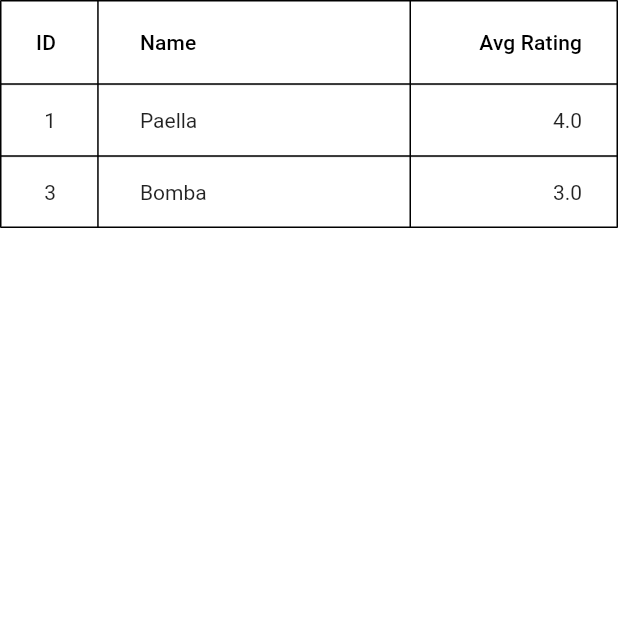
After one commit to Sid-the-Developer/meal_maker, a Flutter app: the RecipeTable screen opened directly, on a phone screen of 412 x 824 dp, the top half of it. The commit adds this screen. Run offline on Flutter 3.47's test engine with Material 2 defaults, Android fonts, the phone set to English and light mode, and no system bars; missing offline and left inert: mysql1.

Commit message:
My Recipe page complete and Dropdown setState fixed

```diff
--- a/lib/centerForm.dart
+++ b/lib/center_form.dart
@@ -26,6 +26,7 @@ class _CenterFormState extends State<CenterForm> {
     return Material(
       child: Center(
         child: Column(
+          mainAxisAlignment: MainAxisAlignment.center,
           children: [
             widget.title != null ? Text(widget.title!, style: const TextStyle(fontSize: 24),) : Container(),
             Form(
--- a/lib/login.dart
+++ b/lib/login.dart
@@ -1,6 +1,6 @@
 import 'package:flutter/material.dart';
 import 'package:meal_planner/new_acct.dart';
-import 'centerForm.dart';
+import 'center_form.dart';
 import 'package:mysql1/mysql1.dart';
 
 import 'overview.dart';
--- a/lib/new_acct.dart
+++ b/lib/new_acct.dart
@@ -3,7 +3,7 @@ import 'package:meal_planner/overview.dart';
 import 'globals.dart';
 import 'package:mysql1/mysql1.dart';
 
-import 'centerForm.dart';
+import 'center_form.dart';
 
 class NewAcctPage extends StatefulWidget {
   const NewAcctPage({Key? key}) : super(key: key);
--- /dev/null
+++ b/lib/recipe_table.dart
@@ -0,0 +1,82 @@
+import 'package:flutter/material.dart';
+import 'package:meal_planner/recipe.dart';
+
+class RecipeTable extends StatefulWidget {
+  const RecipeTable({Key? key, this.recipes = const []}) : super(key: key);
+  final List<Recipe> recipes;
+
+  @override
+  State<StatefulWidget> createState() => RecipeTableState();
+}
+
+class RecipeTableState extends State<RecipeTable> {
+  late List<Recipe> _recipes = widget.recipes;
+  int _sortIndex = 0;
+  bool _sortAsc = true;
+
+  @override
+  Widget build(BuildContext context) {
+    return ConstrainedBox(
+      constraints:
+          BoxConstraints(maxWidth: MediaQuery.of(context).size.width * .3),
+      child: DataTable(
+        showCheckboxColumn: false,
+        sortAscending: _sortAsc,
+        sortColumnIndex: _sortIndex,
+        border: TableBorder.all(),
+        columns: [
+          const DataColumn(
+              label: Center(
+                child: Text(
+                  'ID',
+                  textAlign: TextAlign.center,
+                ),
+              ),
+              numeric: true),
+          DataColumn(
+              label: const Center(child: Text('Name', textAlign: TextAlign.center,)),
+              onSort: (index, asc) {
+                setState(() {
+                  _sortAsc = asc;
+                  _sortIndex = index;
+                  _recipes.sort((a, b) => a.name!.compareTo(b.name!));
+                  if (!asc) {
+                    _recipes = _recipes.reversed.toList();
+                  }
+                });
+              }),
+          DataColumn(
+              label: const Center(child: Text('Avg Rating', textAlign: TextAlign.center,)),
+              numeric: true,
+              onSort: (index, asc) {
+                setState(() {
+                  _sortAsc = asc;
+                  _sortIndex = index;
+                  _recipes.sort((a, b) => a.rating!.compareTo(b.rating!));
+                  if (!asc) {
+                    _recipes = _recipes.reversed.toList();
+                  }
+                });
+              })
+        ],
+        rows: _recipes
+            .map<DataRow>((recipe) => DataRow(
+                    cells: [
+                      DataCell(Text(recipe.id.toString())),
+                      DataCell(Text(recipe.name!)),
+                      DataCell(Text(recipe.rating.toString()))
+                    ],
+                    onSelectChanged: (selected) {
+                      if (selected ?? false) {
+                        Navigator.of(context).push(MaterialPageRoute(
+                            builder: (context) => Scaffold(
+                                  appBar: AppBar(),
+                                  body: recipe,
+                                )));
+                      }
+                    }))
+            .toList(),
+      ),
+    );
+  }
+}
--- a/pubspec.yaml
+++ b/pubspec.yaml
@@ -38,6 +38,7 @@ dependencies:
   google_fonts: ^3.0.1
   animations: ^2.0.3
   mysql1: ^0.20.0
+  provider: ^6.0.3
 
 dev_dependencies:
   flutter_test:
```
Also changed, not shown: lib/overview.dart (+18 -2 lines), lib/product.dart (+56 -24 lines), lib/recipe.dart (+19 -21 lines), lib/multifield.dart (renamed from lib/multiField.dart), pubspec.lock.
